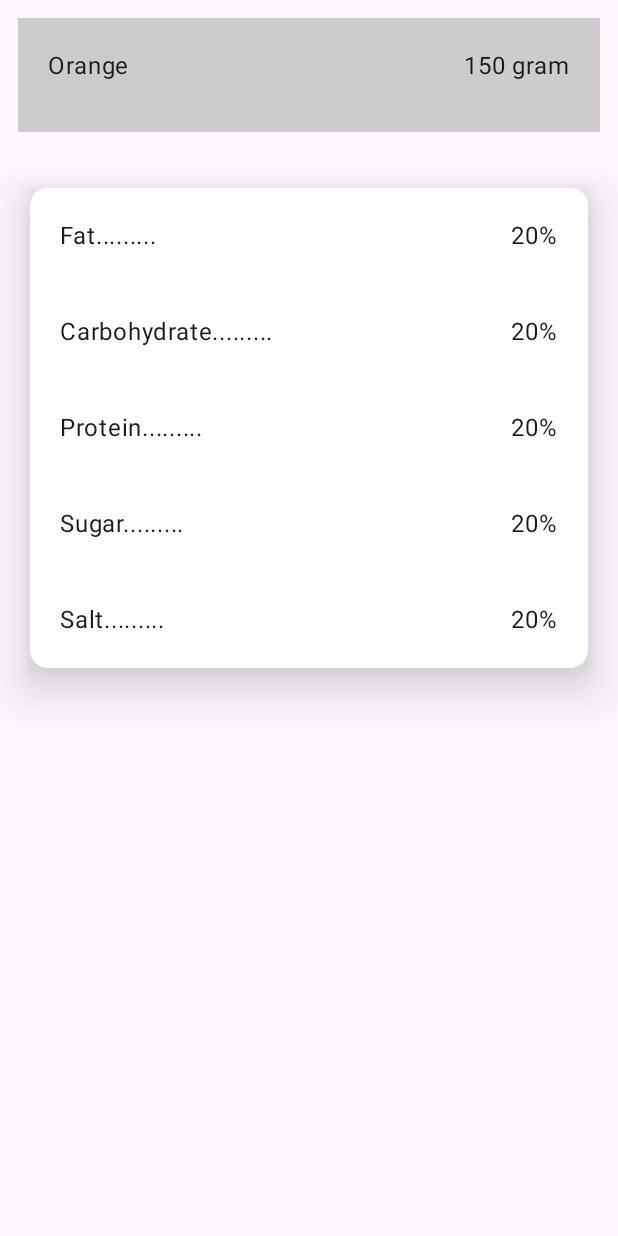
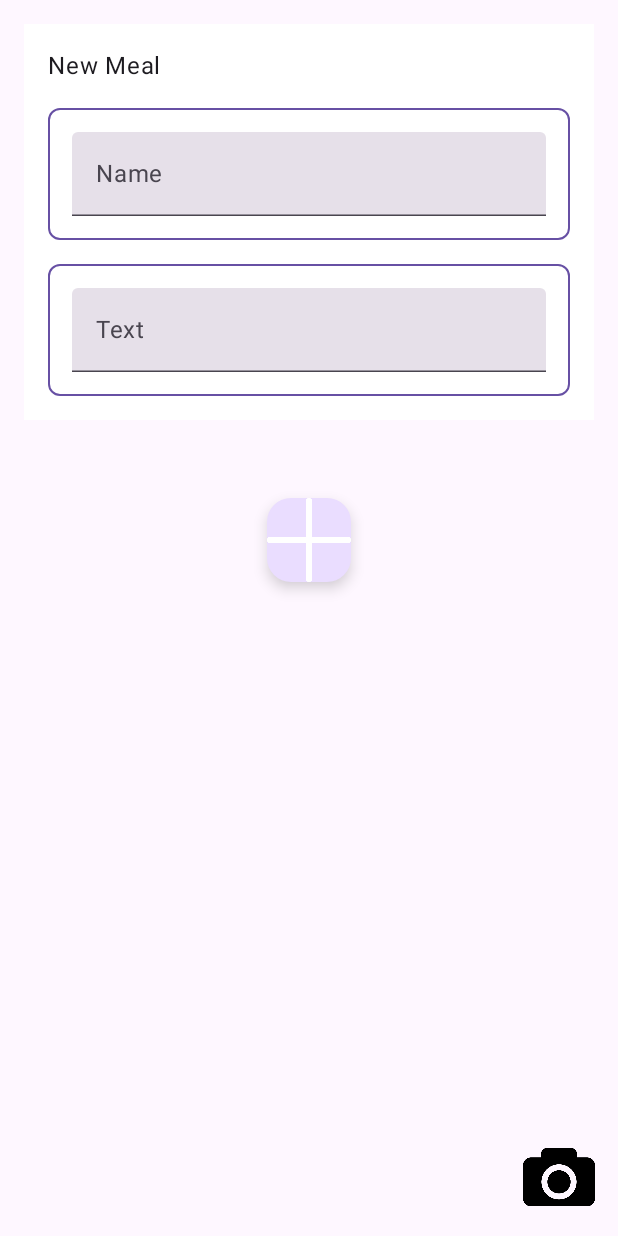
Before and after one commit to asmita143/Step-Tracker, an Android app built with Jetpack Compose: the screen it shows after launch (MainActivity), on a phone screen of 412 x 824 dp. Run offline under Robolectric (Android 15) with nearby library versions, the phone set to English and light mode, and no system bars; libraries missing offline, so code that uses them is left out: com.github.mikephil.charting.

Commit message:
add new food screen finalized

```diff
--- a/app/src/main/java/com/example/stepcounter/MainActivity.kt
+++ b/app/src/main/java/com/example/stepcounter/MainActivity.kt
@@ -53,7 +53,7 @@ import androidx.compose.ui.unit.Dp
 import androidx.compose.ui.unit.dp
 import androidx.compose.ui.unit.sp
 import androidx.compose.ui.viewinterop.AndroidView
-import com.example.stepcounter.foodScreen.CaloriesPerProduct
+import com.example.stepcounter.foodScreen.AddNewMeal
 import com.example.stepcounter.ui.theme.StepCounterTheme
 import com.example.stepcounter.ui.theme.md_theme_light_background
 import com.example.stepcounter.ui.theme.md_theme_light_onSecondary
@@ -75,7 +75,7 @@ class MainActivity : ComponentActivity() {
                     modifier = Modifier.fillMaxSize(),
                     color = MaterialTheme.colorScheme.background
                 ) {
-                   CaloriesPerProduct()
+                   AddNewMeal()
                 }
             }
         }
--- /dev/null
+++ b/app/src/main/java/com/example/stepcounter/foodScreen/AddNewMeal.kt
@@ -0,0 +1,139 @@
+package com.example.stepcounter.foodScreen
+
+import androidx.compose.foundation.Image
+import androidx.compose.foundation.background
+import androidx.compose.foundation.border
+import androidx.compose.foundation.layout.*
+import androidx.compose.foundation.text.BasicTextField
+import androidx.compose.foundation.text.KeyboardActions
+import androidx.compose.foundation.text.KeyboardOptions
+import androidx.compose.material3.*
+import androidx.compose.runtime.*
+import androidx.compose.ui.Alignment
+import androidx.compose.ui.Modifier
+import androidx.compose.ui.graphics.Color
+import androidx.compose.ui.graphics.ImageBitmap
+import androidx.compose.ui.graphics.asImageBitmap
+import androidx.compose.ui.layout.ContentScale
+import androidx.compose.ui.res.painterResource
+import androidx.compose.ui.text.TextStyle
+import androidx.compose.ui.text.input.ImeAction
+import androidx.compose.ui.text.input.KeyboardType
+import androidx.compose.ui.tooling.preview.Preview
+import androidx.compose.ui.unit.dp
+import androidx.compose.ui.unit.sp
+import com.example.stepcounter.R
+
+@OptIn(ExperimentalMaterial3Api::class)
+@Composable
+fun AddNewMeal() {
+    var name by remember { mutableStateOf("") }
+    var mass by remember { mutableStateOf("") }
+
+    Column {
+        Box(
+            modifier = Modifier
+                .height(IntrinsicSize.Min)
+                .padding(16.dp)
+        ) {
+            Column(
+                modifier = Modifier
+
+                    .background(Color.White)
+                    .padding(16.dp),
+                verticalArrangement = Arrangement.Top,
+                horizontalAlignment = Alignment.Start
+            ) {
+                Text(
+                    text = "New Meal",
+
+                    modifier = Modifier.padding(bottom = 16.dp)
+                )
+
+                TextField(
+                    value = name,
+                    label = { Text(text = "Name") },
+                    onValueChange = { name = it },
+                    keyboardActions = KeyboardActions(
+                        onDone = {
+                            // Handle the text input submission if needed
+                        }
+                    ),
+                    keyboardOptions = KeyboardOptions(
+                        keyboardType = KeyboardType.Text,
+                        imeAction = ImeAction.Done
+                    ),
+                    textStyle = TextStyle(fontSize = 18.sp),
+                    modifier = Modifier
+                        .fillMaxWidth()
+                        .padding(bottom = 16.dp)
+                        .border(
+                            1.dp,
+                            MaterialTheme.colorScheme.primary,
+                            shape = MaterialTheme.shapes.small
+                        )
+                        .padding(16.dp)
+                )
+
+                TextField(
+                    value = mass,
+                    label = { Text("Text") },
+                    onValueChange = { mass = it },
+                    keyboardActions = KeyboardActions(
+                        onDone = {
+                            // Handle the text input submission if needed
+                        }
+                    ),
+                    keyboardOptions = KeyboardOptions(
+                        keyboardType = KeyboardType.Number,
+                        imeAction = ImeAction.Done
+                    ),
+                    textStyle = TextStyle(fontSize = 18.sp),
+                    modifier = Modifier
+                        .fillMaxWidth()
+                        .border(
+                            1.dp,
+                            MaterialTheme.colorScheme.primary,
+                            shape = MaterialTheme.shapes.small
+                        )
+                        .padding(16.dp)
+                )
+            }
+        }
+
+        Spacer(modifier = Modifier.height(16.dp))
+
+        Box(
+            modifier = Modifier.fillMaxWidth().padding(20.dp),
+            contentAlignment = Alignment.Center
+        ) {
+            FloatingActionButton(
+                onClick = {
+                    // Handle the floating "+" button click
+                },
+                modifier = Modifier.size(56.dp)
+            ) {
+                Icon(
+                    painter = painterResource(id = R.drawable.ic_add),
+                    contentDescription = "Add",
+                    tint = Color.White
+                )
+            }
+        }
+        Spacer(modifier = Modifier.height(20.dp))
+        Box(modifier = Modifier.fillMaxSize().padding(15.dp),
+
+            contentAlignment = Alignment.BottomEnd) {
+            Image(
+                painter = painterResource(id = R.drawable.ic_camera),
+                contentDescription = "Camera",
+                modifier = Modifier
+                    .size(48.dp),
+                contentScale = ContentScale.Fit
+            )
+
+        }
+    }
+
+
+}
```
Also changed, not shown: app/src/main/res/drawable/ic_add.png (added), app/src/main/res/drawable/ic_camera.png (added).
